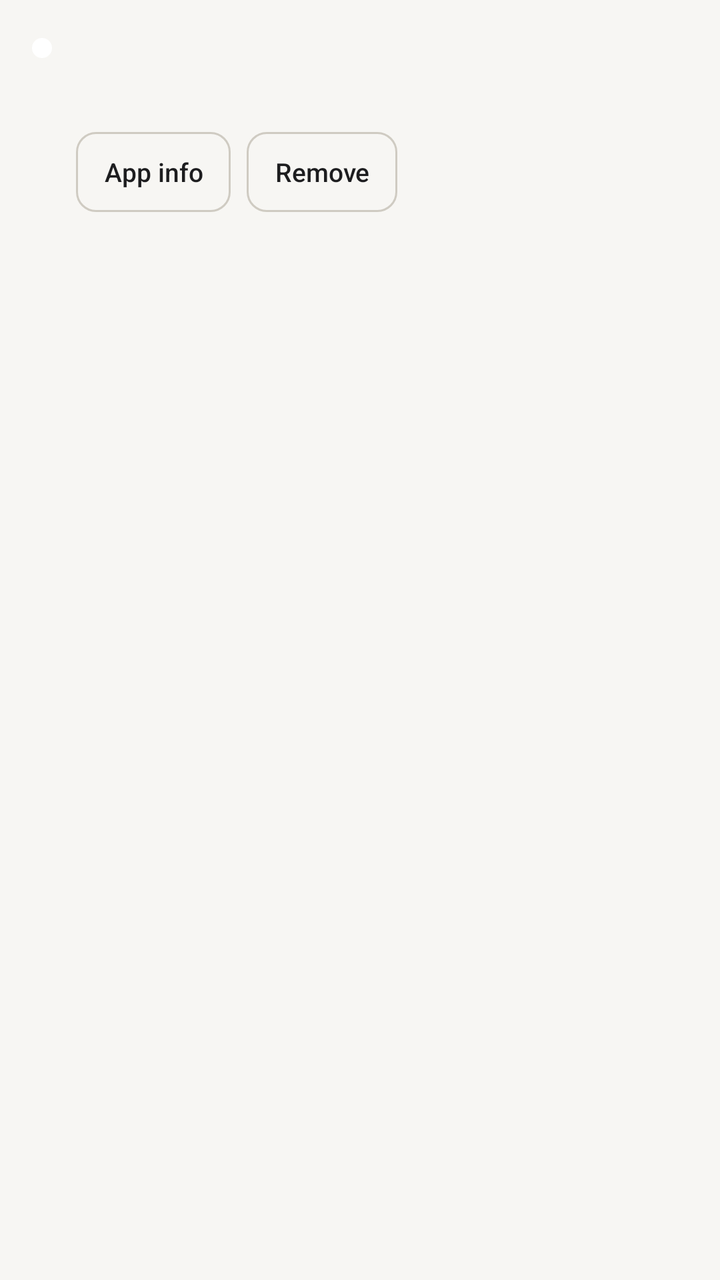
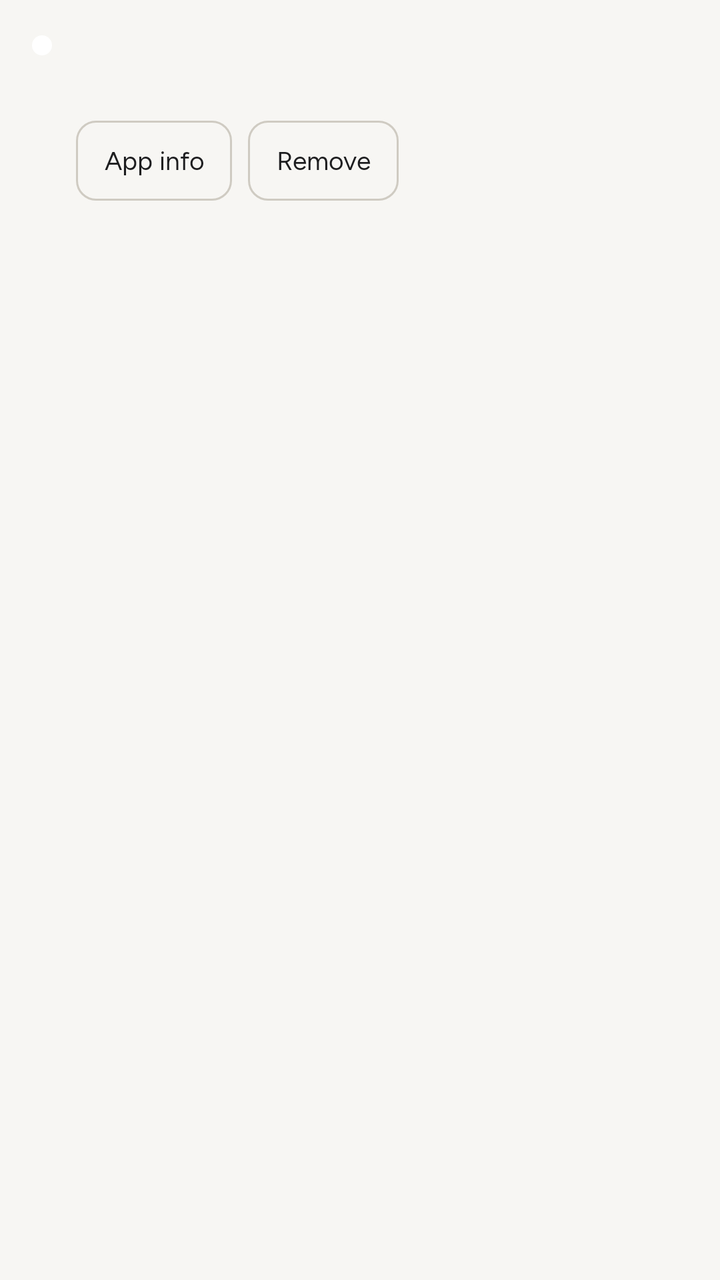

An Android layout rendered at two revisions. The XML below is the earlier revision; the diff shows what the commit changed to produce the second picture.
<!-- AndroidManifest.xml: application theme Theme.UnefCheckup -->
<!-- res/layout/item_finding.xml -->
<?xml version="1.0" encoding="utf-8"?>
<LinearLayout xmlns:android="http://schemas.android.com/apk/res/android"
    xmlns:app="http://schemas.android.com/apk/res-auto"
    android:layout_width="match_parent"
    android:layout_height="wrap_content"
    android:orientation="vertical"
    android:paddingStart="16dp"
    android:paddingEnd="12dp"
    android:paddingTop="14dp"
    android:paddingBottom="14dp">

    <LinearLayout
        android:layout_width="match_parent"
        android:layout_height="wrap_content"
        android:orientation="horizontal"
        android:gravity="center_vertical">

        <View
            android:id="@+id/finding_dot"
            android:layout_width="10dp"
            android:layout_height="10dp"
            android:background="@drawable/dot" />

        <TextView
            android:id="@+id/finding_name"
            android:layout_width="0dp"
            android:layout_height="wrap_content"
            android:layout_weight="1"
            android:layout_marginStart="12dp"
            android:fontFamily="sans-serif-medium"
            android:textSize="15sp"
            android:textColor="@color/text_primary" />
    </LinearLayout>

    <TextView
        android:id="@+id/finding_reason"
        android:layout_width="match_parent"
        android:layout_height="wrap_content"
        android:layout_marginStart="22dp"
        android:layout_marginTop="4dp"
        style="@style/Text.Unef.RowSub" />

    <LinearLayout
        android:layout_width="wrap_content"
        android:layout_height="wrap_content"
        android:orientation="horizontal"
        android:layout_marginStart="22dp"
        android:layout_marginTop="10dp">

        <com.google.android.material.button.MaterialButton
            android:id="@+id/finding_info"
            style="@style/Widget.Unef.Button.Small"
            android:layout_width="wrap_content"
            android:layout_height="wrap_content"
            android:text="@string/open_app_info" />

        <Space
            android:layout_width="8dp"
            android:layout_height="1dp" />

        <com.google.android.material.button.MaterialButton
            android:id="@+id/finding_remove"
            style="@style/Widget.Unef.Button.Small"
            android:layout_width="wrap_content"
            android:layout_height="wrap_content"
            android:text="@string/uninstall" />
    </LinearLayout>
</LinearLayout>
<!-- resources referenced by this layout -->
<resources>
  <color name="text_primary">#1D1D1F</color>
  <!-- drawable dot (drawable) -->
  <shape xmlns:android="http://schemas.android.com/apk/res/android" android:shape="oval">
      <solid android:color="#FFFFFF" />
      <size android:width="10dp" android:height="10dp" />
  </shape>
  <string name="open_app_info">App info</string>
  <string name="uninstall">Remove</string>
  <style name="Text.Unef.RowSub" parent="">
          <item name="android:fontFamily">sans-serif</item>
          <item name="android:textSize">13sp</item>
          <item name="android:textColor">@color/text_secondary</item>
          <item name="android:lineSpacingMultiplier">1.15</item>
      </style>
  <style name="Widget.Unef.Button.Small" parent="Widget.Material3.Button.OutlinedButton">
          <item name="android:minHeight">40dp</item>
          <item name="android:minWidth">0dp</item>
          <item name="cornerRadius">10dp</item>
          <item name="android:textSize">13sp</item>
          <item name="android:textAllCaps">false</item>
          <item name="android:letterSpacing">0</item>
          <item name="android:paddingLeft">14dp</item>
          <item name="android:paddingRight">14dp</item>
          <item name="android:insetTop">0dp</item>
          <item name="android:insetBottom">0dp</item>
          <item name="strokeColor">@color/hairline_strong</item>
          <item name="android:textColor">@color/text_primary</item>
      </style>
  <style name="Theme.UnefCheckup" parent="Theme.Material3.Light.NoActionBar">
          <item name="colorPrimary">@color/ink</item>
          <item name="colorOnPrimary">@color/on_ink</item>
          <item name="colorPrimaryContainer">@color/accent_tint</item>
          <item name="colorOnPrimaryContainer">@color/accent_ink</item>
          <item name="colorSecondary">@color/accent</item>
          <item name="colorOnSecondary">@color/on_ink</item>
          <item name="colorSecondaryContainer">@color/accent_tint</item>
          <item name="colorOnSecondaryContainer">@color/accent_ink</item>
  
          <item name="android:colorBackground">@color/paper</item>
          <item name="colorSurface">@color/surface</item>
          <item name="colorOnSurface">@color/text_primary</item>
          <item name="colorSurfaceVariant">@color/paper</item>
          <item name="colorOnSurfaceVariant">@color/text_secondary</item>
          <item name="colorOutline">@color/hairline_strong</item>
          <item name="colorOutlineVariant">@color/hairline</item>
  
          <item name="android:statusBarColor">@color/paper</item>
          <item name="android:navigationBarColor">@color/paper</item>
          <item name="android:windowLightStatusBar">true</item>
          <item name="android:windowLightNavigationBar" tools:targetApi="27">true</item>
      </style>
  <color name="text_secondary">#6E6E73</color>
  <color name="hairline_strong">#CFCBC2</color>
  <color name="ink">#1D1D1F</color>
  <color name="on_ink">#FFFFFF</color>
  <color name="accent_tint">#F5E9D6</color>
  <color name="accent_ink">#5C3A12</color>
  <color name="accent">#BD7B2E</color>
  <color name="paper">#F7F6F3</color>
  <color name="surface">#FFFFFF</color>
  <color name="hairline">#E6E3DD</color>
</resources>

<!-- the commit's change to res/layout/item_finding.xml (unified diff, before → after) -->
@@ -27,7 +27,7 @@
             android:layout_height="wrap_content"
             android:layout_weight="1"
             android:layout_marginStart="12dp"
-            android:fontFamily="sans-serif-medium"
+            android:fontFamily="@font/figtree_semibold"
             android:textSize="15sp"
             android:textColor="@color/text_primary" />
     </LinearLayout>
<!-- resource entries referenced after the edit -->
@@ -9,7 +9,7 @@
   <string name="open_app_info">App info</string>
   <string name="uninstall">Remove</string>
   <style name="Text.Unef.RowSub" parent="">
-          <item name="android:fontFamily">sans-serif</item>
+          <item name="android:fontFamily">@font/figtree</item>
           <item name="android:textSize">13sp</item>
           <item name="android:textColor">@color/text_secondary</item>
           <item name="android:lineSpacingMultiplier">1.15</item>
@@ -50,6 +50,9 @@
           <item name="android:navigationBarColor">@color/paper</item>
           <item name="android:windowLightStatusBar">true</item>
           <item name="android:windowLightNavigationBar" tools:targetApi="27">true</item>
+  
+          <item name="fontFamily">@font/figtree</item>
+          <item name="android:fontFamily">@font/figtree</item>
       </style>
   <color name="text_secondary">#6E6E73</color>
   <color name="hairline_strong">#CFCBC2</color>
